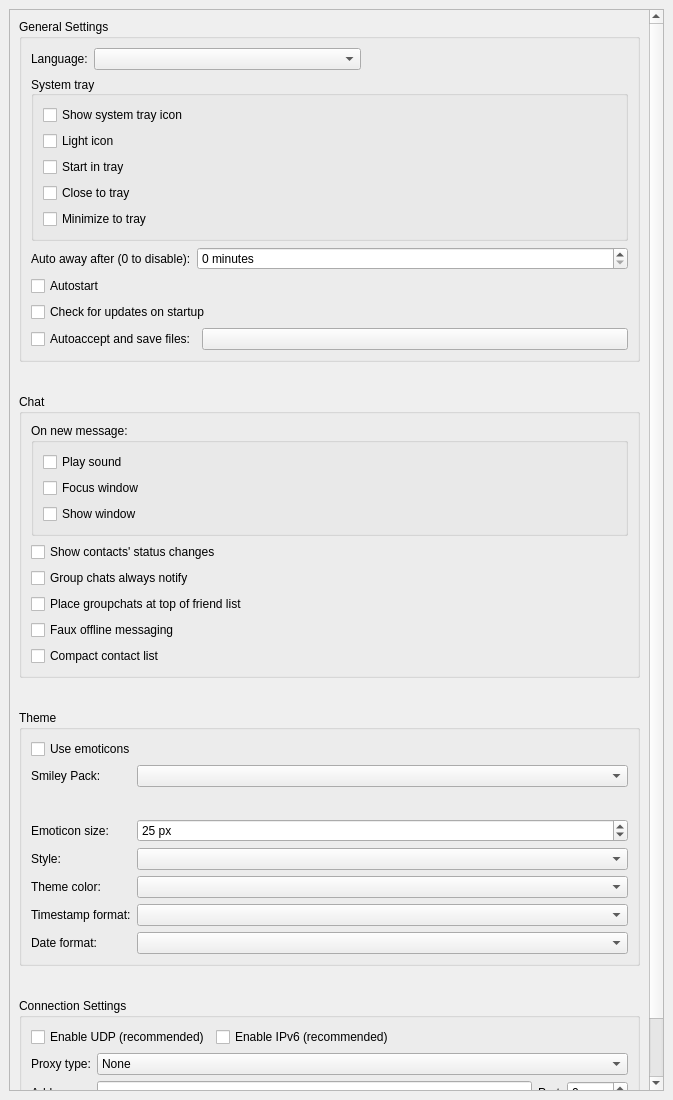
First picture: the form in src/widget/form/settings/generalsettings.ui, repository qTox/qTox, before the edit.
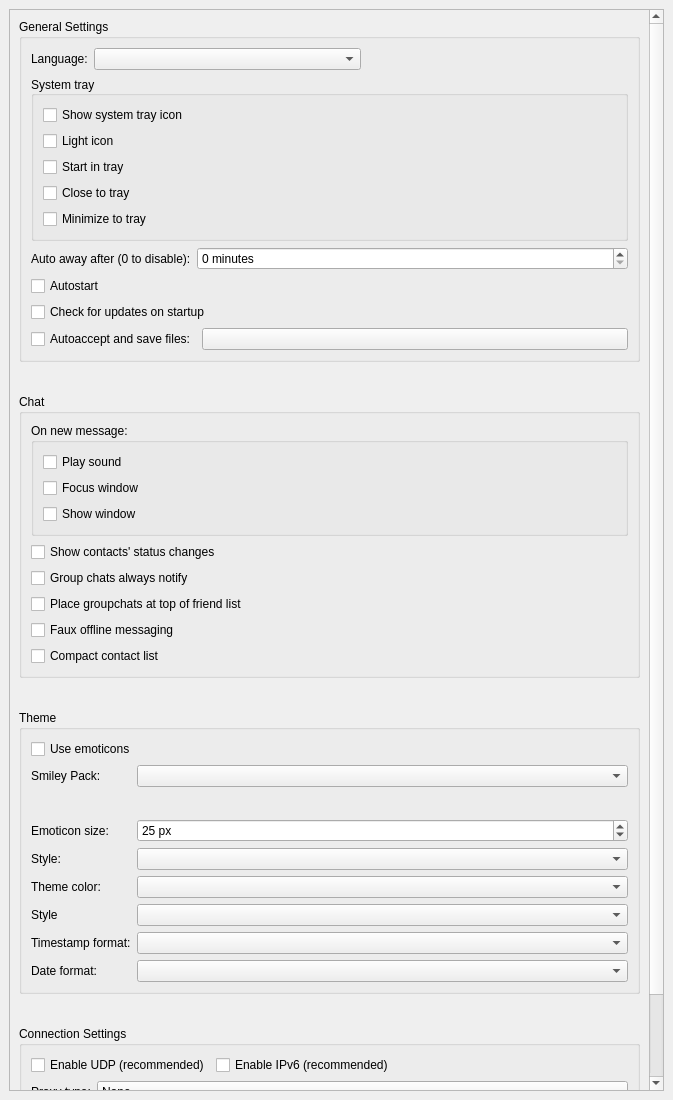
Second picture: the form after the edit. Custom widgets are drawn as their Qt base class.

Patch:
```diff
--- a/src/widget/form/settings/generalsettings.ui
+++ b/src/widget/form/settings/generalsettings.ui
@@ -40,7 +40,7 @@
         <x>0</x>
         <y>0</y>
         <width>639</width>
-        <height>1163</height>
+        <height>1191</height>
        </rect>
       </property>
       <layout class="QVBoxLayout" name="verticalLayout_4" stretch="0,0,0,1">
@@ -511,13 +511,23 @@
              </widget>
             </item>
             <item row="5" column="0">
+             <widget class="QLabel" name="label_2">
+              <property name="text">
+               <string>Style</string>
+              </property>
+             </widget>
+            </item>
+            <item row="5" column="1">
+             <widget class="QComboBox" name="themeComboBox"/>
+            </item>
+            <item row="6" column="0">
              <widget class="QLabel" name="timestampLabel">
               <property name="text">
                <string>Timestamp format:</string>
               </property>
              </widget>
             </item>
-            <item row="5" column="1">
+            <item row="6" column="1">
              <widget class="QComboBox" name="timestamp">
               <property name="sizePolicy">
                <sizepolicy hsizetype="Expanding" vsizetype="Fixed">
@@ -527,14 +537,14 @@
               </property>
              </widget>
             </item>
-            <item row="6" column="0">
+            <item row="7" column="0">
              <widget class="QLabel" name="dateformatLabel">
               <property name="text">
                <string>Date format:</string>
               </property>
              </widget>
             </item>
-            <item row="6" column="1">
+            <item row="7" column="1">
              <widget class="QComboBox" name="dateFormats"/>
             </item>
             <item row="1" column="0">
```
Left out of the diff: 174 changed lines with no effect on the pictures.
